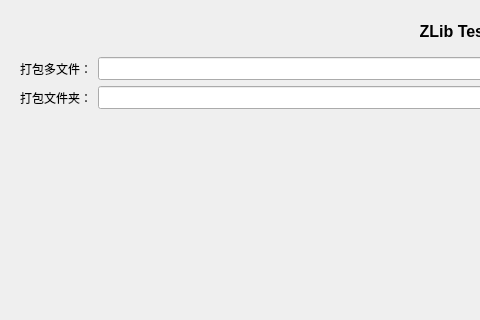
xautshuanglong/QtLearningRepository, file QtGuiApplicationTest/QtGuiApplicationTest/MiscellaneousZLib.ui: the form before one commit; both pictures show x 0 to 480 and y 0 to 320 of the 933 by 617 pixel window.
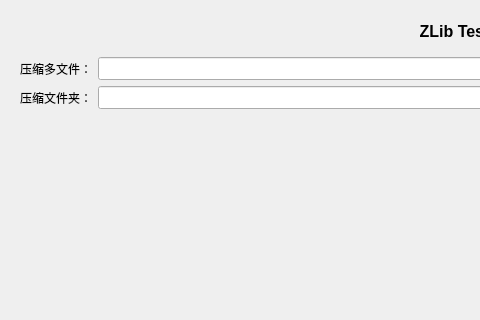
The form after the commit.

What changed in the file:
```diff
--- a/QtGuiApplicationTest/QtGuiApplicationTest/MiscellaneousZLib.ui
+++ b/QtGuiApplicationTest/QtGuiApplicationTest/MiscellaneousZLib.ui
@@ -117,7 +117,7 @@
      <item row="0" column="0">
       <widget class="QLabel" name="lbArchiveDirectories">
        <property name="text">
-        <string>打包多文件：</string>
+        <string>压缩多文件：</string>
        </property>
       </widget>
      </item>
@@ -138,7 +138,7 @@
      <item row="1" column="0">
       <widget class="QLabel" name="lbArchiveFiles">
        <property name="text">
-        <string>打包文件夹：</string>
+        <string>压缩文件夹：</string>
        </property>
       </widget>
      </item>
```
